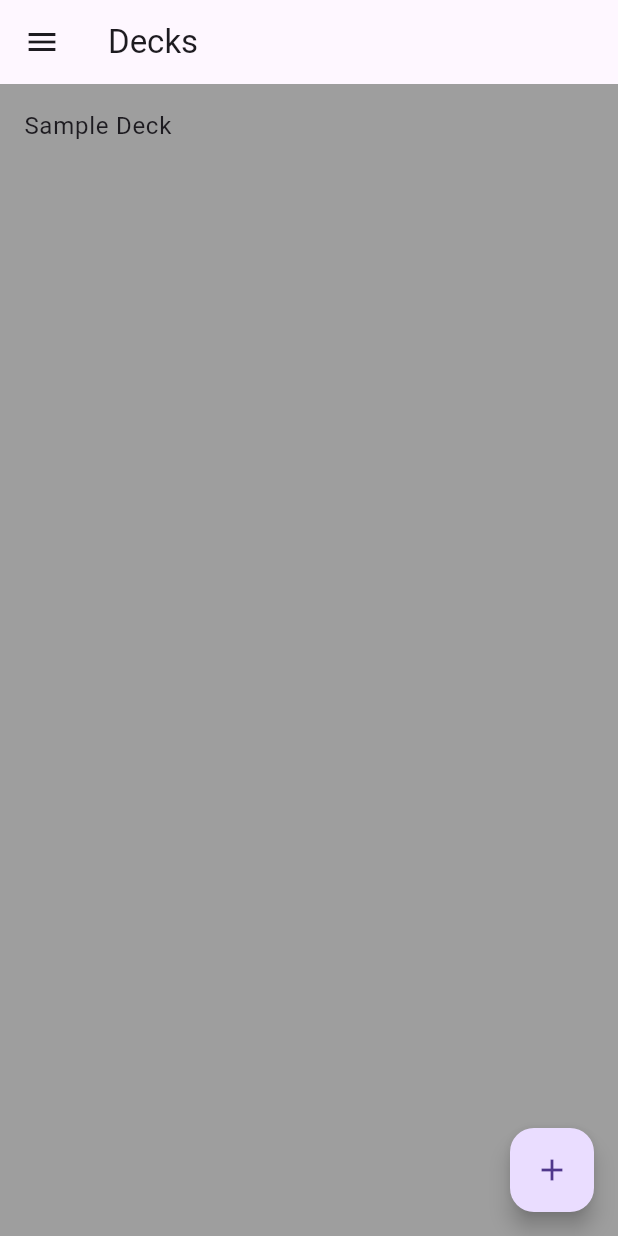
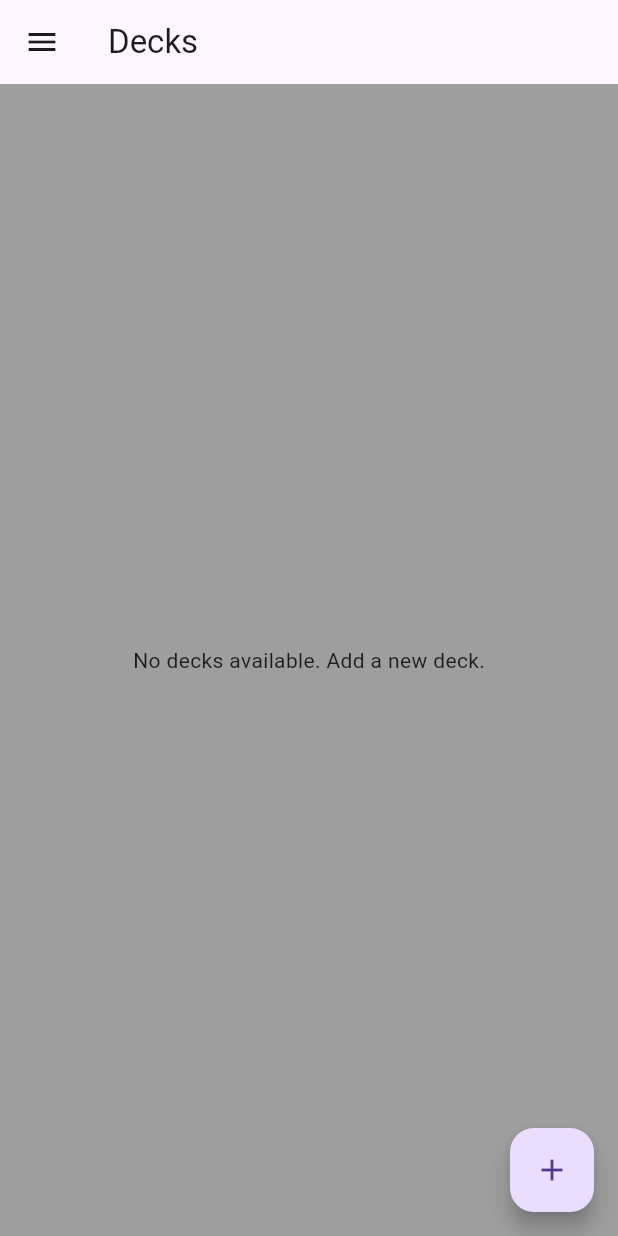
Before and after one commit to andreiraphel/app_project, a Flutter app: the screen it shows after launch, on a phone screen of 412 x 824 dp. Run offline on Flutter 3.47's test engine with Material 3 defaults, Android fonts, the light colour scheme and no system bars.

Commit message:
modified _DeckListScreenState

```diff
--- a/lib/main.dart
+++ b/lib/main.dart
@@ -24,9 +24,7 @@ class DeckListScreen extends StatefulWidget {
 }
 
 class _DeckListScreenState extends State<DeckListScreen> {
-  final List<Deck> decks = [
-    Deck(id: '1', name: 'Sample Deck', cards: [])
-  ];
+  final List<Deck> decks = []; // Start with an empty list
 
   @override
   Widget build(BuildContext context) {
@@ -67,7 +65,9 @@ class _DeckListScreenState extends State<DeckListScreen> {
           ],
         ),
       ),
-      body: ListView.builder(
+      body: decks.isEmpty
+          ? Center(child: Text('No decks available. Add a new deck.'))
+          : ListView.builder(
               itemCount: decks.length,
               itemBuilder: (context, index) {
                 final deck = decks[index];
@@ -244,7 +244,8 @@ class NewCardScreen extends StatelessWidget {
   final Function(Deck, FlashCard) addNewCard;
   final VoidCallback? onCardAdded;
 
-  NewCardScreen({required this.deck, required this.addNewCard, this.onCardAdded});
+  NewCardScreen(
+      {required this.deck, required this.addNewCard, this.onCardAdded});
 
   final TextEditingController _questionController = TextEditingController();
   final TextEditingController _answerController = TextEditingController();
```
Lines whose indentation alone changed are shown as unchanged.
